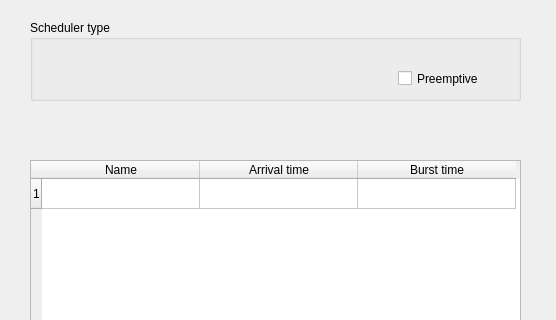
youssefMagdy29/OS-Scheduler, file mainwindow.ui: the form before one commit; both pictures show x 0 to 556 and y 0 to 320 of the 556 by 473 pixel window.
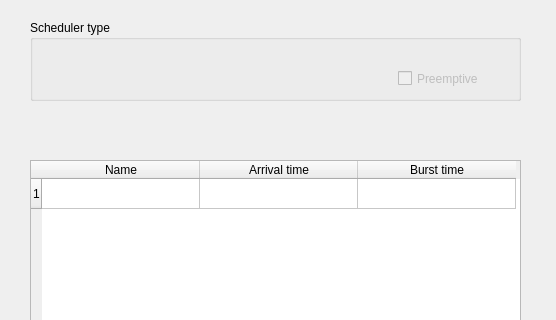
The form after the commit.

Commit message: initially disable preemption check box

Patch:
```diff
--- a/mainwindow.ui
+++ b/mainwindow.ui
@@ -38,7 +38,10 @@
     <property name="title">
      <string>Scheduler type</string>
     </property>
-    <widget class="QCheckBox" name="checkBox">
+    <widget class="QCheckBox" name="chkBox_preemption">
+     <property name="enabled">
+      <bool>false</bool>
+     </property>
      <property name="geometry">
       <rect>
        <x>368</x>
@@ -120,7 +123,7 @@
       <rect>
        <x>10</x>
        <y>50</y>
-       <width>121</width>
+       <width>181</width>
        <height>22</height>
       </rect>
      </property>
```
Left out of the diff: 18 changed lines with no effect on the pictures.
